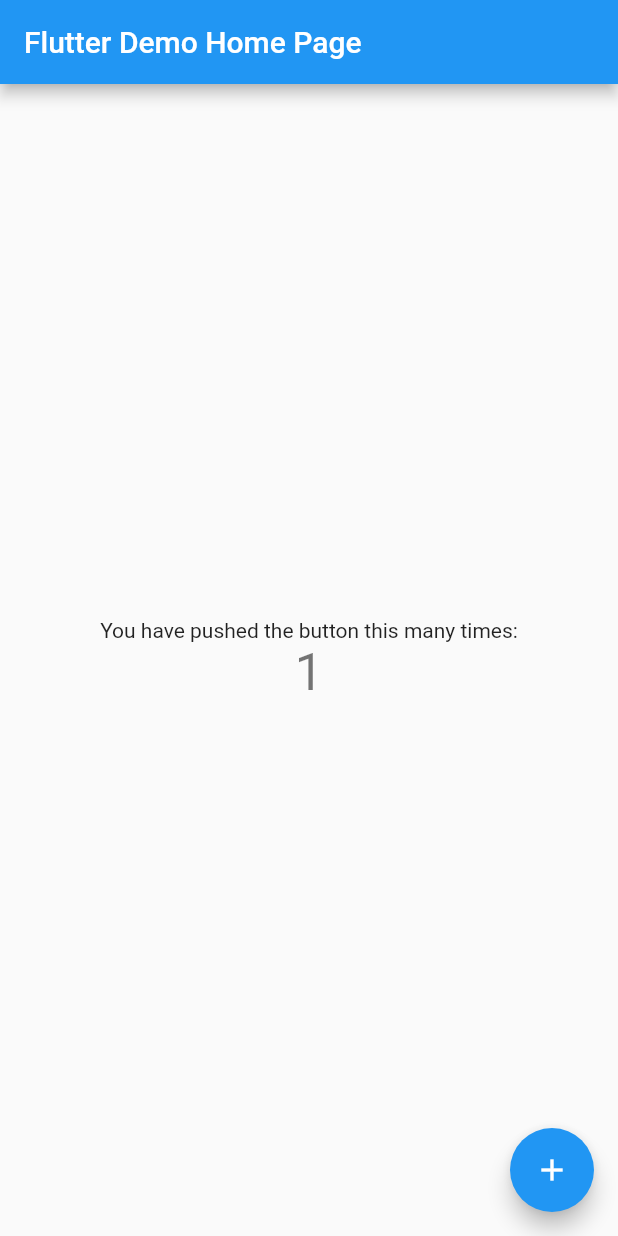
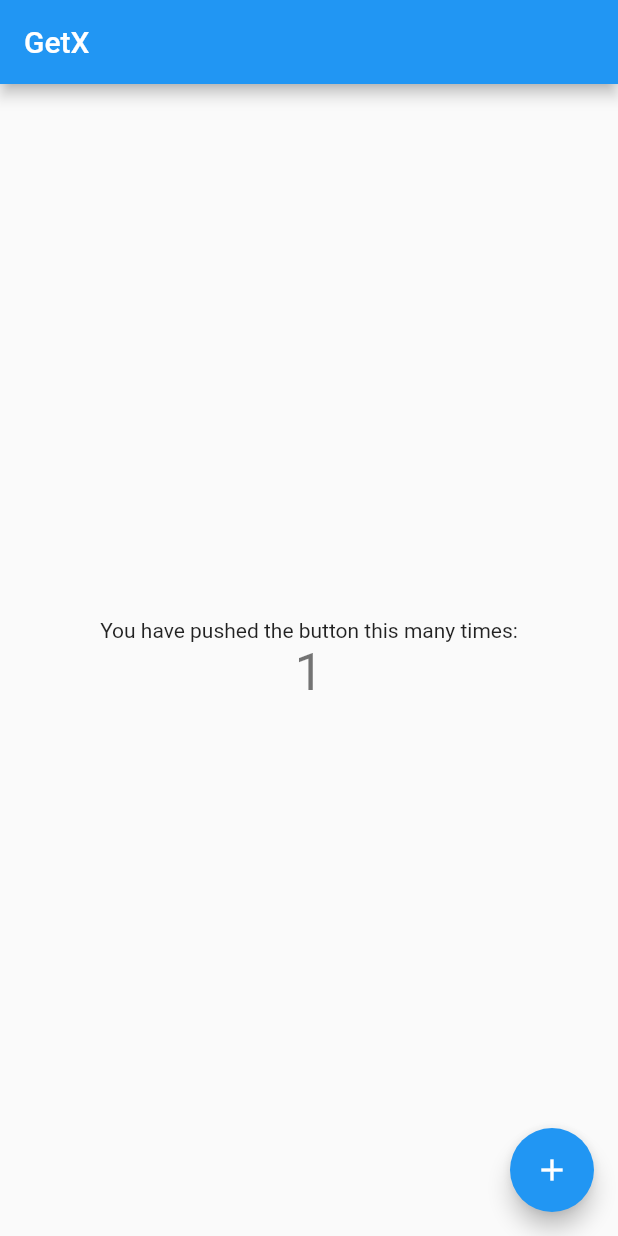
Before and after one commit to rodriguezzdavid/bootCampFlutter, a Flutter app: the screen it shows after launch, after a tap on the "add" icon, on a phone screen of 412 x 824 dp. Run offline on Flutter 3.47's test engine with Material 2 defaults, Android fonts, the phone set to English and light mode, and no system bars; our stand-ins replace get.

```diff
--- /dev/null
+++ b/02day/getxlearning/lib/controllers/home_controller.dart
@@ -0,0 +1,16 @@
+import 'package:get/get.dart';
+
+class HomeController extends GetxController {
+  int _counter = 0;
+
+  int get counter {
+    return _counter;
+  }
+
+  void increment() {
+    print("_counter: $_counter");
+    _counter++;
+    print("_counter: $_counter");
+    update();
+  }
+}
--- a/02day/getxlearning/lib/main.dart
+++ b/02day/getxlearning/lib/main.dart
@@ -1,4 +1,5 @@
 import 'package:flutter/material.dart';
+import 'package:getxlearning/pages/home_page.dart';
 
 void main() {
   runApp(const MyApp());
@@ -7,109 +8,14 @@ void main() {
 class MyApp extends StatelessWidget {
   const MyApp({Key? key}) : super(key: key);
 
-  // This widget is the root of your application.
   @override
   Widget build(BuildContext context) {
     return MaterialApp(
       title: 'Flutter Demo',
       theme: ThemeData(
-        // This is the theme of your application.
-        //
-        // Try running your application with "flutter run". You'll see the
-        // application has a blue toolbar. Then, without quitting the app, try
-        // changing the primarySwatch below to Colors.green and then invoke
-        // "hot reload" (press "r" in the console where you ran "flutter run",
-        // or simply save your changes to "hot reload" in a Flutter IDE).
-        // Notice that the counter didn't reset back to zero; the application
-        // is not restarted.
         primarySwatch: Colors.blue,
       ),
-      home: const MyHomePage(title: 'Flutter Demo Home Page'),
+      home: const HomePage(),
     );
   }
 }
-
-class MyHomePage extends StatefulWidget {
-  const MyHomePage({Key? key, required this.title}) : super(key: key);
-
-  // This widget is the home page of your application. It is stateful, meaning
-  // that it has a State object (defined below) that contains fields that affect
-  // how it looks.
-
-  // This class is the configuration for the state. It holds the values (in this
-  // case the title) provided by the parent (in this case the App widget) and
-  // used by the build method of the State. Fields in a Widget subclass are
-  // always marked "final".
-
-  final String title;
-
-  @override
-  State<MyHomePage> createState() => _MyHomePageState();
-}
-
-class _MyHomePageState extends State<MyHomePage> {
-  int _counter = 0;
-
-  void _incrementCounter() {
-    setState(() {
-      // This call to setState tells the Flutter framework that something has
-      // changed in this State, which causes it to rerun the build method below
-      // so that the display can reflect the updated values. If we changed
-      // _counter without calling setState(), then the build method would not be
-      // called again, and so nothing would appear to happen.
-      _counter++;
-    });
-  }
-
-  @override
-  Widget build(BuildContext context) {
-    // This method is rerun every time setState is called, for instance as done
-    // by the _incrementCounter method above.
-    //
-    // The Flutter framework has been optimized to make rerunning build methods
-    // fast, so that you can just rebuild anything that needs updating rather
-    // than having to individually change instances of widgets.
-    return Scaffold(
-      appBar: AppBar(
-        // Here we take the value from the MyHomePage object that was created by
-        // the App.build method, and use it to set our appbar title.
-        title: Text(widget.title),
-      ),
-      body: Center(
-        // Center is a layout widget. It takes a single child and positions it
-        // in the middle of the parent.
-        child: Column(
-          // Column is also a layout widget. It takes a list of children and
-          // arranges them vertically. By default, it sizes itself to fit its
-          // children horizontally, and tries to be as tall as its parent.
-          //
-          // Invoke "debug painting" (press "p" in the console, choose the
-          // "Toggle Debug Paint" action from the Flutter Inspector in Android
-          // Studio, or the "Toggle Debug Paint" command in Visual Studio Code)
-          // to see the wireframe for each widget.
-          //
-          // Column has various properties to control how it sizes itself and
-          // how it positions its children. Here we use mainAxisAlignment to
-          // center the children vertically; the main axis here is the vertical
-          // axis because Columns are vertical (the cross axis would be
-          // horizontal).
-          mainAxisAlignment: MainAxisAlignment.center,
-          children: <Widget>[
-            const Text(
-              'You have pushed the button this many times:',
-            ),
-            Text(
-              '$_counter',
-              style: Theme.of(context).textTheme.headline4,
-            ),
-          ],
-        ),
-      ),
-      floatingActionButton: FloatingActionButton(
-        onPressed: _incrementCounter,
-        tooltip: 'Increment',
-        child: const Icon(Icons.add),
-      ), // This trailing comma makes auto-formatting nicer for build methods.
-    );
-  }
-}
--- /dev/null
+++ b/02day/getxlearning/lib/pages/home_page.dart
@@ -0,0 +1,40 @@
+import 'package:flutter/material.dart';
+import 'package:get/get.dart';
+import 'package:getxlearning/controllers/home_controller.dart';
+
+class HomePage extends StatelessWidget {
+  const HomePage({Key? key}) : super(key: key);
+
+  @override
+  Widget build(BuildContext context) {
+    return GetBuilder<HomeController>(
+      init: HomeController(),
+      builder: (homeController) {
+        return Scaffold(
+          appBar: AppBar(
+            title: const Text("GetX"),
+          ),
+          body: Center(
+            child: Column(
+              mainAxisAlignment: MainAxisAlignment.center,
+              children: <Widget>[
+                const Text(
+                  'You have pushed the button this many times:',
+                ),
+                Text(
+                  "${homeController.counter}",
+                  style: Theme.of(context).textTheme.headline4,
+                ),
+              ],
+            ),
+          ),
+          floatingActionButton: FloatingActionButton(
+            onPressed: homeController.increment,
+            tooltip: 'Increment',
+            child: const Icon(Icons.add),
+          ),
+        );
+      }
+    );
+  }
+}
--- a/02day/getxlearning/pubspec.yaml
+++ b/02day/getxlearning/pubspec.yaml
@@ -29,6 +29,7 @@ environment:
 dependencies:
   flutter:
     sdk: flutter
+  get: 4.6.1
 
 
   # The following adds the Cupertino Icons font to your application.
```
Also changed, not shown: 02day/getxlearning/pubspec.lock.
